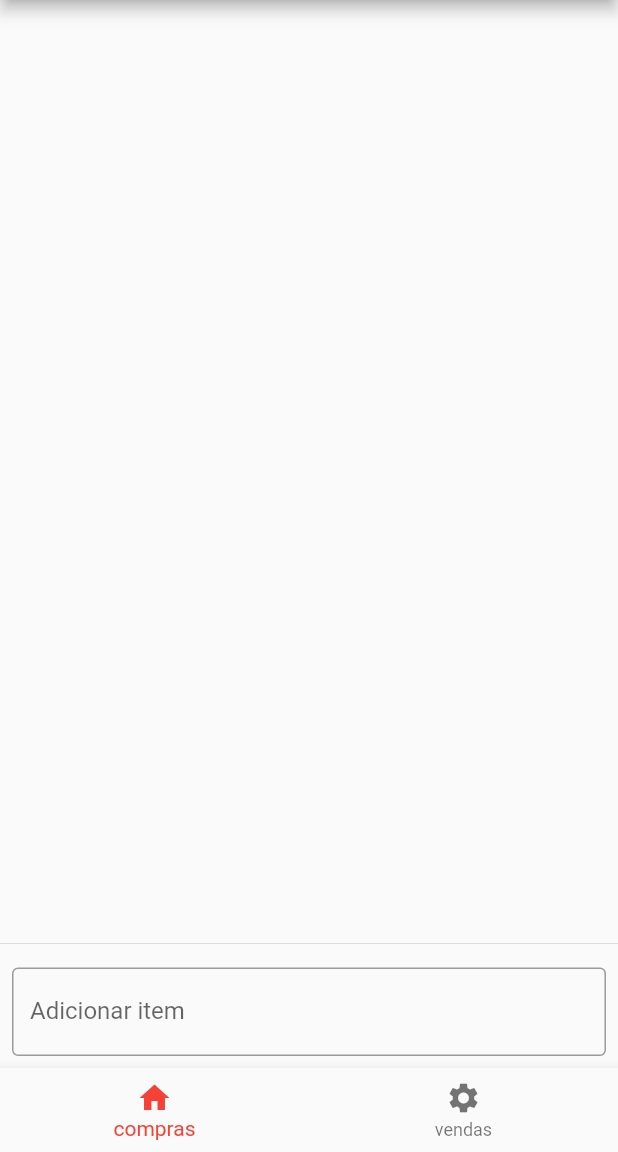
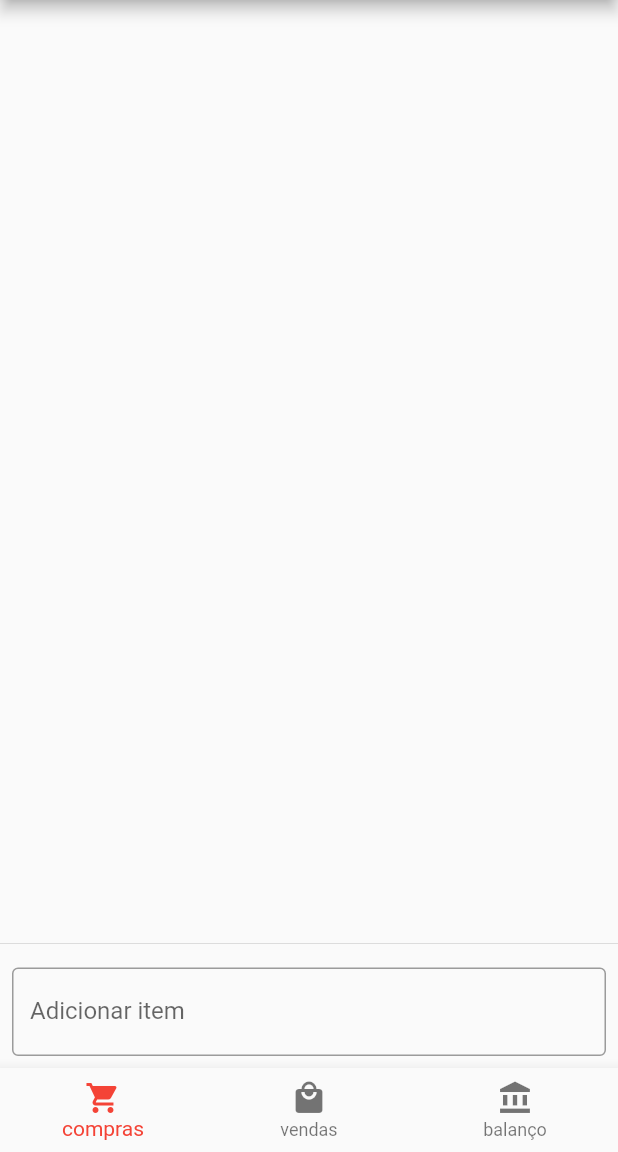
Before and after one commit to DeboraCrist/listadecompras, a Flutter app: the screen it shows after launch, on a phone screen of 412 x 824 dp, the part 84-1236 px from its top. Run offline on Flutter 3.47's test engine with Material 2 defaults, Android fonts, the phone set to English and light mode, and no system bars; our stand-ins replace flutter_riverpod.

Commit message:
arrumando os icones

```diff
--- a/lib/main.dart
+++ b/lib/main.dart
@@ -133,12 +133,16 @@ class MyHomePage extends ConsumerWidget {
       bottomNavigationBar: BottomNavigationBar(
         items: const [
           BottomNavigationBarItem(
-            icon: Icon(Icons.home),
+            icon: Icon(Icons.shopping_cart),
             label: 'compras',
           ),
           BottomNavigationBarItem(
-            icon: Icon(Icons.settings),
+            icon: Icon(Icons.local_mall),
             label: 'vendas',
+          ),
+          BottomNavigationBarItem(
+            icon: Icon(Icons.account_balance),
+            label: 'balanço',
           ),
         ],
       ),
```
Also changed, not shown: 1 other file.
